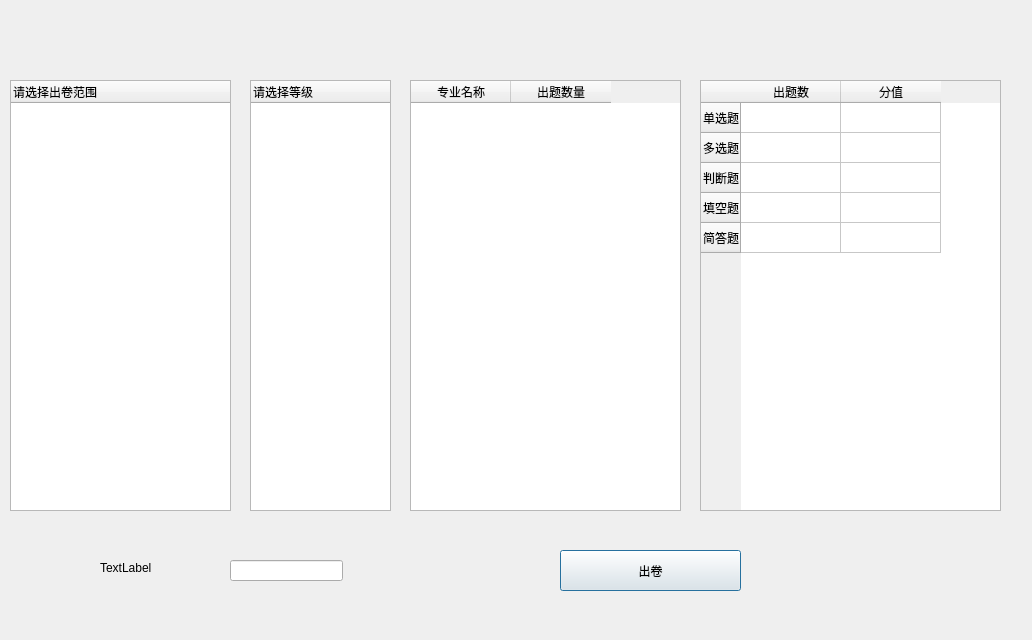
Above: views/chujuan.ui from janonoly/exampc before the change. Below: the same form after it.
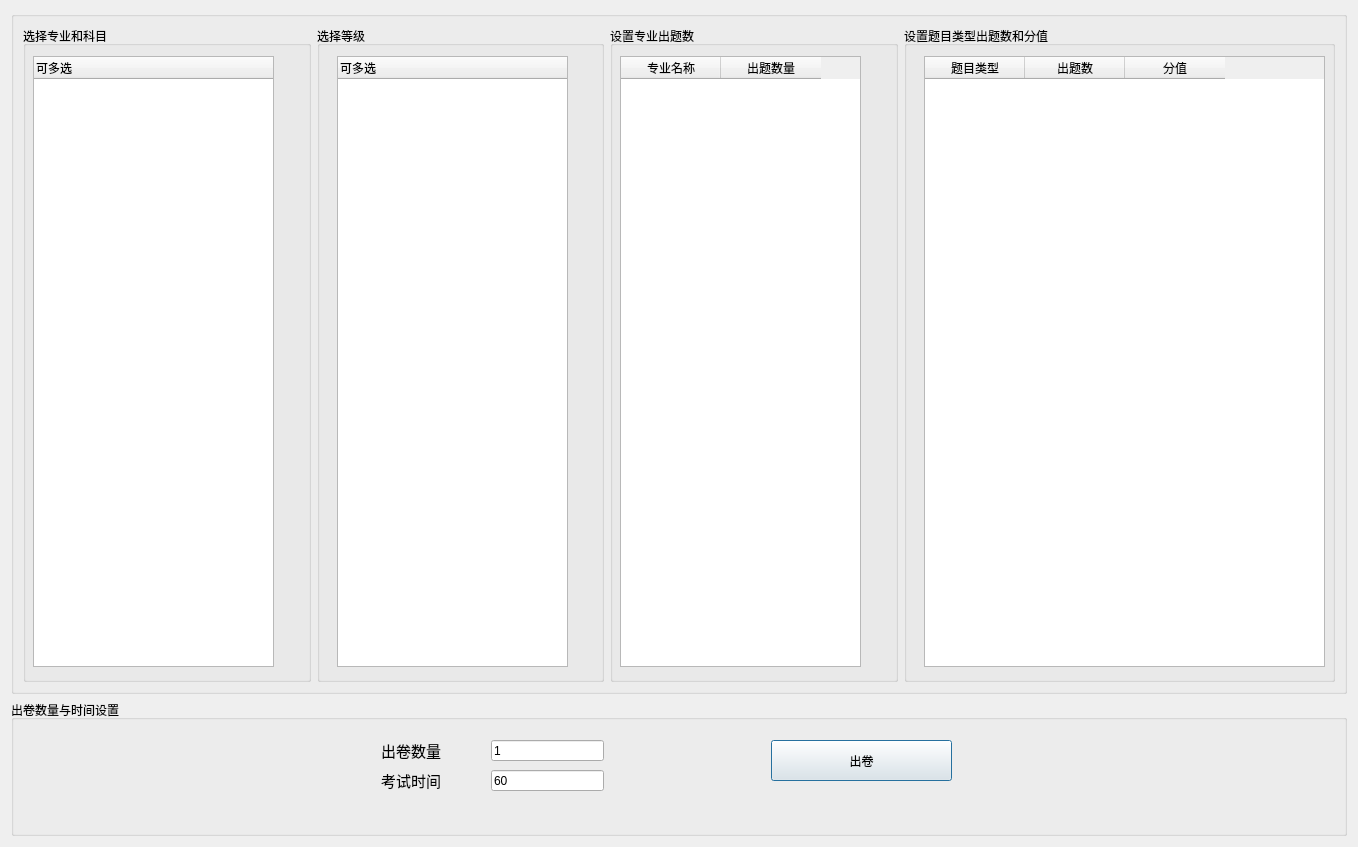
That is the form after the change.

Commit message: '出卷功能完成'

Diff of the .ui file:
```diff
--- a/views/chujuan.ui
+++ b/views/chujuan.ui
@@ -6,20 +6,100 @@
    <rect>
     <x>0</x>
     <y>0</y>
-    <width>1032</width>
-    <height>640</height>
+    <width>1358</width>
+    <height>847</height>
    </rect>
   </property>
   <property name="windowTitle">
    <string>随机出题</string>
   </property>
+  <layout class="QVBoxLayout" name="verticalLayout">
+   <item>
+    <widget class="QGroupBox" name="groupBox_5">
+     <property name="sizePolicy">
+      <sizepolicy hsizetype="Preferred" vsizetype="Preferred">
+       <horstretch>0</horstretch>
+       <verstretch>5</verstretch>
+      </sizepolicy>
+     </property>
+     <property name="title">
+      <string/>
+     </property>
+     <layout class="QHBoxLayout" name="horizontalLayout">
+      <item>
+       <widget class="QGroupBox" name="groupBox">
+        <property name="sizePolicy">
+         <sizepolicy hsizetype="Preferred" vsizetype="Preferred">
+          <horstretch>2</horstretch>
+          <verstretch>1</verstretch>
+         </sizepolicy>
+        </property>
+        <property name="title">
+         <string>选择专业和科目</string>
+        </property>
+        <widget class="QTreeWidget" name="treeWidget_2">
+         <property name="geometry">
+          <rect>
+           <x>10</x>
+           <y>30</y>
+           <width>241</width>
+           <height>611</height>
+          </rect>
+         </property>
+         <column>
+          <property name="text">
+           <string>可多选</string>
+          </property>
+         </column>
+        </widget>
+       </widget>
+      </item>
+      <item>
+       <widget class="QGroupBox" name="groupBox_2">
+        <property name="sizePolicy">
+         <sizepolicy hsizetype="Preferred" vsizetype="Preferred">
+          <horstretch>2</horstretch>
+          <verstretch>0</verstretch>
+         </sizepolicy>
+        </property>
+        <property name="title">
+         <string>选择等级</string>
+        </property>
+        <widget class="QTreeWidget" name="treeWidget_3">
+         <property name="geometry">
+          <rect>
+           <x>20</x>
+           <y>30</y>
+           <width>231</width>
+           <height>611</height>
+          </rect>
+         </property>
+         <column>
+          <property name="text">
+           <string>可多选</string>
+          </property>
+         </column>
+        </widget>
+       </widget>
+      </item>
+      <item>
+       <widget class="QGroupBox" name="groupBox_3">
+        <property name="sizePolicy">
+         <sizepolicy hsizetype="Preferred" vsizetype="Preferred">
+          <horstretch>2</horstretch>
+          <verstretch>0</verstretch>
+         </sizepolicy>
+        </property>
+        <property name="title">
+         <string>设置专业出题数</string>
+        </property>
   <widget class="QTableWidget" name="tableWidget">
    <property name="geometry">
     <rect>
-     <x>410</x>
-     <y>80</y>
-     <width>271</width>
-     <height>431</height>
+           <x>10</x>
+           <y>30</y>
+           <width>241</width>
+           <height>611</height>
     </rect>
    </property>
    <column>
@@ -33,40 +113,33 @@
     </property>
    </column>
   </widget>
+       </widget>
+      </item>
+      <item>
+       <widget class="QGroupBox" name="groupBox_4">
+        <property name="sizePolicy">
+         <sizepolicy hsizetype="Preferred" vsizetype="Preferred">
+          <horstretch>3</horstretch>
+          <verstretch>0</verstretch>
+         </sizepolicy>
+        </property>
+        <property name="title">
+         <string>设置题目类型出题数和分值</string>
+        </property>
   <widget class="QTableWidget" name="tableWidget_2">
    <property name="geometry">
     <rect>
-     <x>700</x>
-     <y>80</y>
-     <width>301</width>
-     <height>431</height>
-    </rect>
-   </property>
-   <row>
+           <x>20</x>
+           <y>30</y>
+           <width>401</width>
+           <height>611</height>
+          </rect>
+         </property>
+         <column>
     <property name="text">
-     <string>单选题</string>
-    </property>
-   </row>
-   <row>
-    <property name="text">
-     <string>多选题</string>
-    </property>
-   </row>
-   <row>
-    <property name="text">
-     <string>判断题</string>
-    </property>
-   </row>
-   <row>
-    <property name="text">
-     <string>填空题</string>
-    </property>
-   </row>
-   <row>
-    <property name="text">
-     <string>简答题</string>
-    </property>
-   </row>
+           <string>题目类型</string>
+          </property>
+         </column>
    <column>
     <property name="text">
      <string>出题数</string>
@@ -77,22 +150,41 @@
      <string>分值</string>
     </property>
    </column>
-   <item row="0" column="0">
-    <property name="text">
-     <string/>
-    </property>
-   </item>
-   <item row="1" column="0">
+        </widget>
+       </widget>
+      </item>
+     </layout>
+    </widget>
+   </item>
+   <item>
+    <widget class="QGroupBox" name="groupBox_6">
+     <property name="sizePolicy">
+      <sizepolicy hsizetype="Preferred" vsizetype="Preferred">
+       <horstretch>0</horstretch>
+       <verstretch>1</verstretch>
+      </sizepolicy>
+     </property>
+     <property name="title">
+      <string>出卷数量与时间设置</string>
+     </property>
+     <widget class="QLineEdit" name="lineEdit">
+      <property name="geometry">
+       <rect>
+        <x>480</x>
+        <y>40</y>
+        <width>113</width>
+        <height>21</height>
+       </rect>
+      </property>
     <property name="text">
-     <string extracomment="1"/>
-    </property>
-   </item>
+       <string>1</string>
+      </property>
   </widget>
   <widget class="QPushButton" name="pushButton">
    <property name="geometry">
     <rect>
-     <x>560</x>
-     <y>550</y>
+        <x>760</x>
+        <y>40</y>
      <width>181</width>
      <height>41</height>
     </rect>
@@ -101,59 +193,58 @@
     <string>出卷</string>
    </property>
   </widget>
-  <widget class="QTreeWidget" name="treeWidget_2">
+     <widget class="QLineEdit" name="lineEdit_2">
    <property name="geometry">
     <rect>
-     <x>10</x>
-     <y>80</y>
-     <width>221</width>
-     <height>431</height>
-    </rect>
-   </property>
-   <column>
+        <x>480</x>
+        <y>70</y>
+        <width>113</width>
+        <height>21</height>
+       </rect>
+      </property>
     <property name="text">
-     <string>请选择出卷范围</string>
-    </property>
-   </column>
-  </widget>
-  <widget class="QTreeWidget" name="treeWidget_3">
-   <property name="geometry">
-    <rect>
-     <x>250</x>
-     <y>80</y>
-     <width>141</width>
-     <height>431</height>
-    </rect>
-   </property>
-   <column>
-    <property name="text">
-     <string>请选择等级</string>
-    </property>
-   </column>
+       <string>60</string>
+      </property>
   </widget>
   <widget class="QLabel" name="label">
    <property name="geometry">
     <rect>
-     <x>100</x>
-     <y>560</y>
-     <width>72</width>
-     <height>15</height>
-    </rect>
-   </property>
+        <x>370</x>
+        <y>40</y>
+        <width>91</width>
+        <height>21</height>
+       </rect>
+      </property>
+      <property name="font">
+       <font>
+        <pointsize>11</pointsize>
+       </font>
+      </property>
    <property name="text">
-    <string>TextLabel</string>
-   </property>
-  </widget>
-  <widget class="QLineEdit" name="lineEdit">
+       <string>出卷数量</string>
+      </property>
+     </widget>
+     <widget class="QLabel" name="label_2">
    <property name="geometry">
     <rect>
-     <x>230</x>
-     <y>560</y>
-     <width>113</width>
+        <x>370</x>
+        <y>70</y>
+        <width>91</width>
      <height>21</height>
     </rect>
    </property>
-  </widget>
+      <property name="font">
+       <font>
+        <pointsize>11</pointsize>
+       </font>
+      </property>
+      <property name="text">
+       <string>考试时间</string>
+      </property>
+     </widget>
+    </widget>
+   </item>
+  </layout>
  </widget>
  <resources/>
  <connections/>
```
Lines whose indentation alone changed are shown as unchanged. The commit also changes 255 other files.
